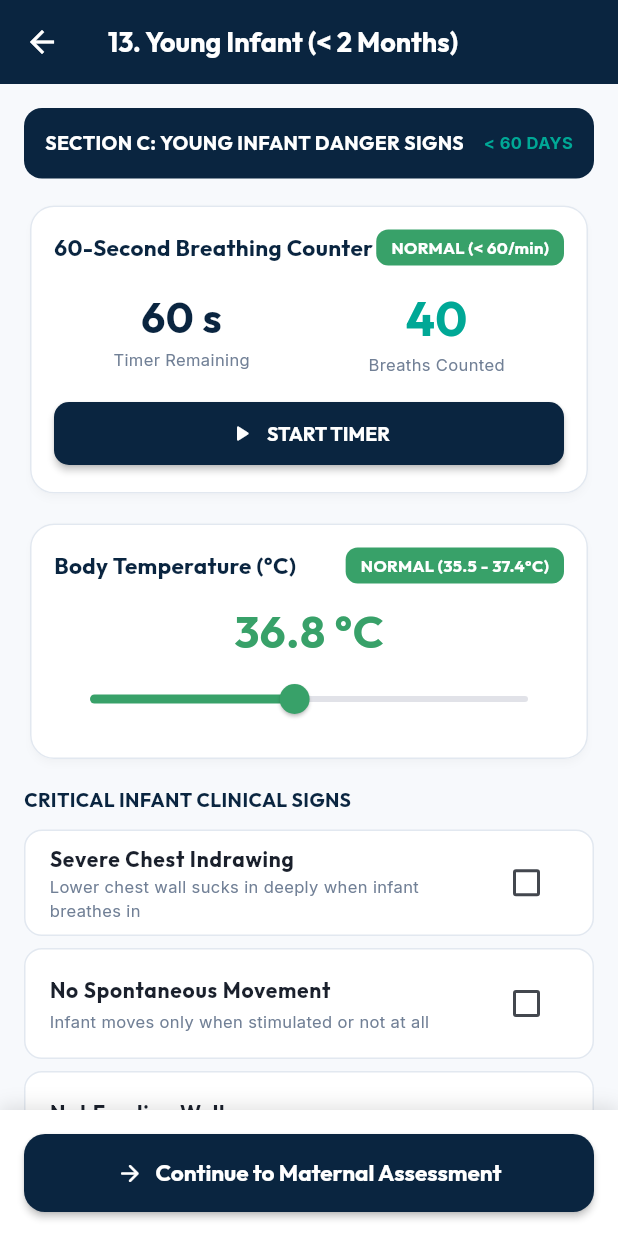
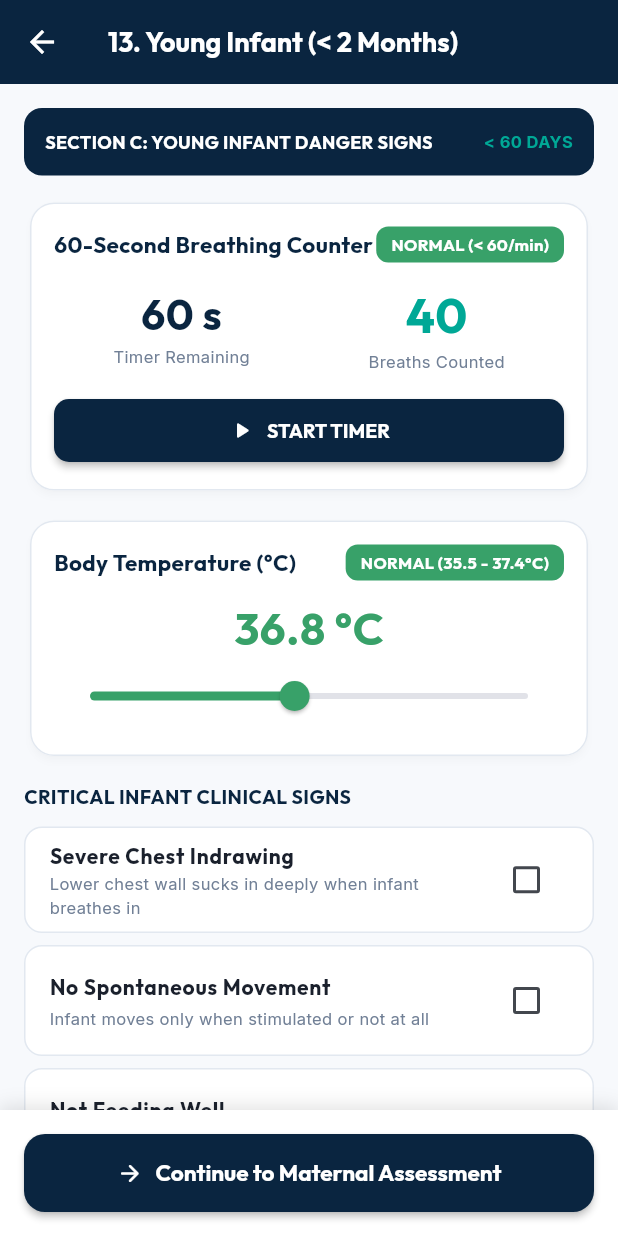
Before and after one commit to Piousbwoy/CareBridge-AI, a Flutter app: the YoungInfantAssessmentScreen screen opened directly with empty values, on a phone screen of 412 x 824 dp. Run offline on Flutter 3.47's test engine with Material 3 defaults, Android fonts, the phone set to English and light mode, and no system bars; our stand-ins replace flutter_secure_storage, google_fonts; accounts and stored records are empty.

Commit message:
fix: resolve layout overflow banners across all screens for 375px mobile viewports

```diff
--- a/app/lib/presentation/screens/screen_12_child_assessment.dart
+++ b/app/lib/presentation/screens/screen_12_child_assessment.dart
@@ -90,9 +90,11 @@ class _ChildAssessmentScreenState extends State<ChildAssessmentScreen> {
                       padding: const EdgeInsets.all(16),
                       decoration: BoxDecoration(color: AppTheme.primaryNavy, borderRadius: BorderRadius.circular(14)),
                       child: Row(
-                        mainAxisAlignment: MainAxisAlignment.spaceBetween,
                         children: [
-                          Text('SECTION A: MALNUTRITION ASSESSMENT', style: GoogleFonts.outfit(fontSize: 13, fontWeight: FontWeight.bold, color: Colors.white)),
+                          Expanded(
+                            child: Text('SECTION A: MALNUTRITION ASSESSMENT', style: GoogleFonts.outfit(fontSize: 12, fontWeight: FontWeight.bold, color: Colors.white), overflow: TextOverflow.ellipsis),
+                          ),
+                          const SizedBox(width: 8),
                           Container(
                             padding: const EdgeInsets.symmetric(horizontal: 8, vertical: 3),
                             decoration: BoxDecoration(color: AppTheme.accentTeal, borderRadius: BorderRadius.circular(6)),
--- a/app/lib/presentation/screens/screen_13_young_infant_assessment.dart
+++ b/app/lib/presentation/screens/screen_13_young_infant_assessment.dart
@@ -67,9 +67,11 @@ class _YoungInfantAssessmentScreenState extends State<YoungInfantAssessmentScree
                       padding: const EdgeInsets.all(14),
                       decoration: BoxDecoration(color: AppTheme.primaryNavy, borderRadius: BorderRadius.circular(12)),
                       child: Row(
-                        mainAxisAlignment: MainAxisAlignment.spaceBetween,
                         children: [
-                          Text('SECTION C: YOUNG INFANT DANGER SIGNS', style: GoogleFonts.outfit(fontSize: 13, fontWeight: FontWeight.bold, color: Colors.white)),
+                          Expanded(
+                            child: Text('SECTION C: YOUNG INFANT DANGER SIGNS', style: GoogleFonts.outfit(fontSize: 12, fontWeight: FontWeight.bold, color: Colors.white), overflow: TextOverflow.ellipsis),
+                          ),
+                          const SizedBox(width: 8),
                           Text('< 60 DAYS', style: GoogleFonts.inter(fontSize: 11, fontWeight: FontWeight.bold, color: AppTheme.accentTeal)),
                         ],
                       ),
--- a/app/lib/presentation/screens/screen_14_maternal_assessment.dart
+++ b/app/lib/presentation/screens/screen_14_maternal_assessment.dart
@@ -80,9 +80,11 @@ class _MaternalAssessmentScreenState extends State<MaternalAssessmentScreen> {
                       padding: const EdgeInsets.all(14),
                       decoration: BoxDecoration(color: AppTheme.primaryNavy, borderRadius: BorderRadius.circular(12)),
                       child: Row(
-                        mainAxisAlignment: MainAxisAlignment.spaceBetween,
                         children: [
-                          Text('SECTION D & E: MATERNAL CARE (ANC/PNC)', style: GoogleFonts.outfit(fontSize: 13, fontWeight: FontWeight.bold, color: Colors.white)),
+                          Expanded(
+                            child: Text('SECTION D & E: MATERNAL CARE (ANC/PNC)', style: GoogleFonts.outfit(fontSize: 12, fontWeight: FontWeight.bold, color: Colors.white), overflow: TextOverflow.ellipsis),
+                          ),
+                          const SizedBox(width: 8),
                           Text('GHS PROTOCOL', style: GoogleFonts.inter(fontSize: 11, fontWeight: FontWeight.bold, color: AppTheme.accentTeal)),
                         ],
                       ),
```
Also changed, not shown: app/lib/presentation/screens/screen_16_referral_action.dart (+11 -10 lines).
